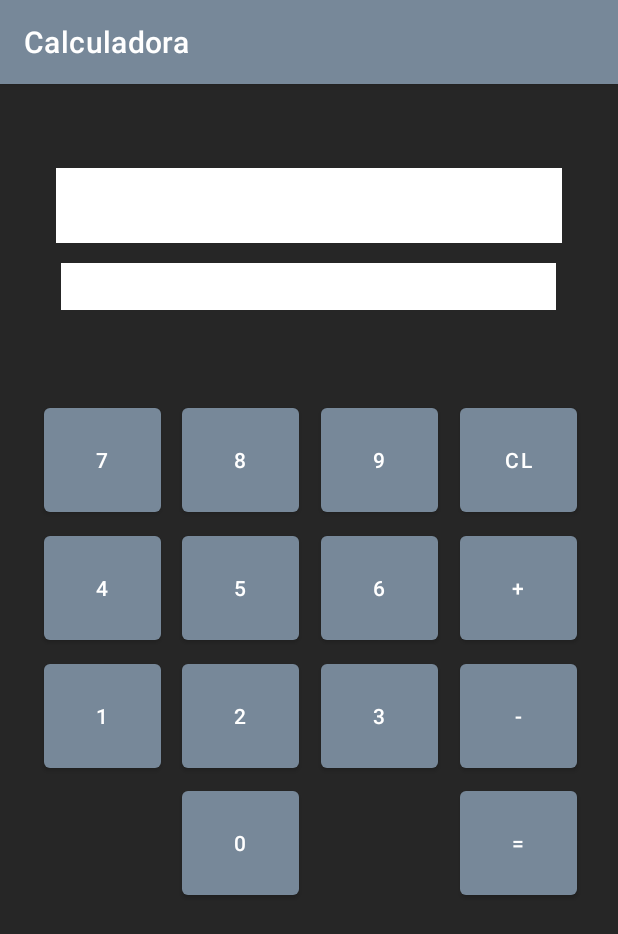
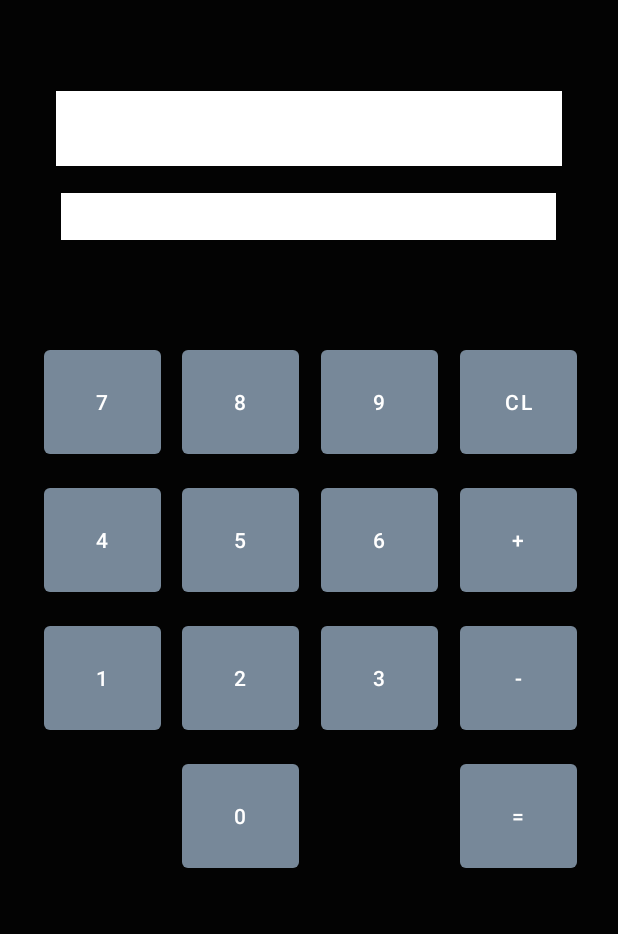
Before and after one commit to Sufugui/CalculadoraAndroid, an Android app: the screen it shows after launch (MainActivity), on a phone screen of 412 x 824 dp. Shown: the top 934 px of the screen. Run offline under Robolectric (Android 15) with nearby library versions, the phone set to English and light mode, and no system bars.

Commit message:
Tirei a barrinha chata que fica em cima com o nome do aplicativo. Sim, só isso.

```diff
--- a/app/src/main/res/values/themes.xml
+++ b/app/src/main/res/values/themes.xml
@@ -1,6 +1,6 @@
 <resources xmlns:tools="http://schemas.android.com/tools">
     <!-- Base application theme. -->
-    <style name="Theme.Calculadora" parent="Theme.MaterialComponents.DayNight.DarkActionBar">
+    <style name="Theme.Calculadora" parent="Theme.MaterialComponents.NoActionBar">
         <!-- Primary brand color. -->
         <item name="colorPrimary">@color/lightSlateGray</item>
         <item name="colorPrimaryVariant">@color/lightSlateGray</item>
```
